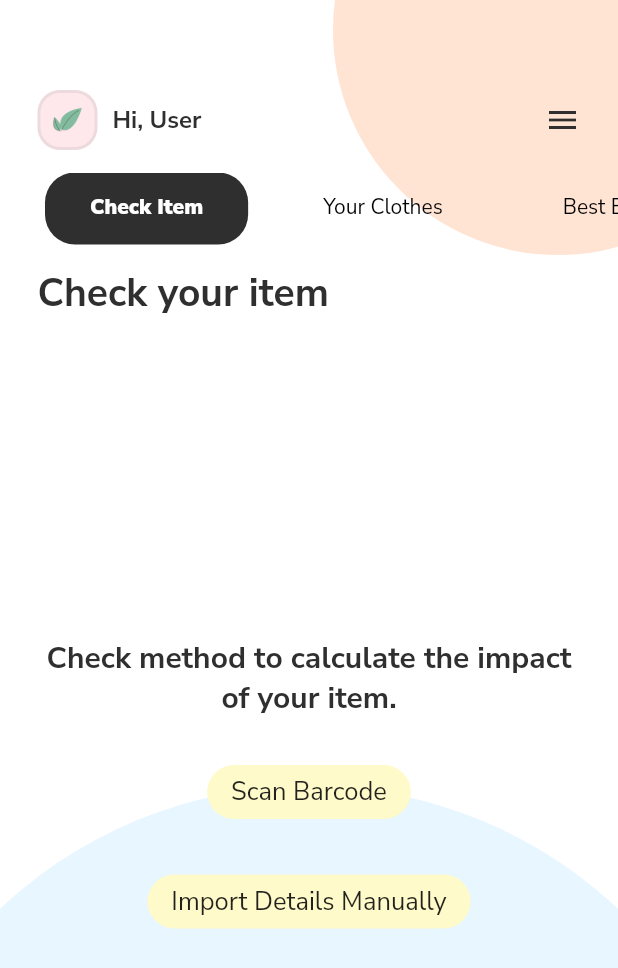
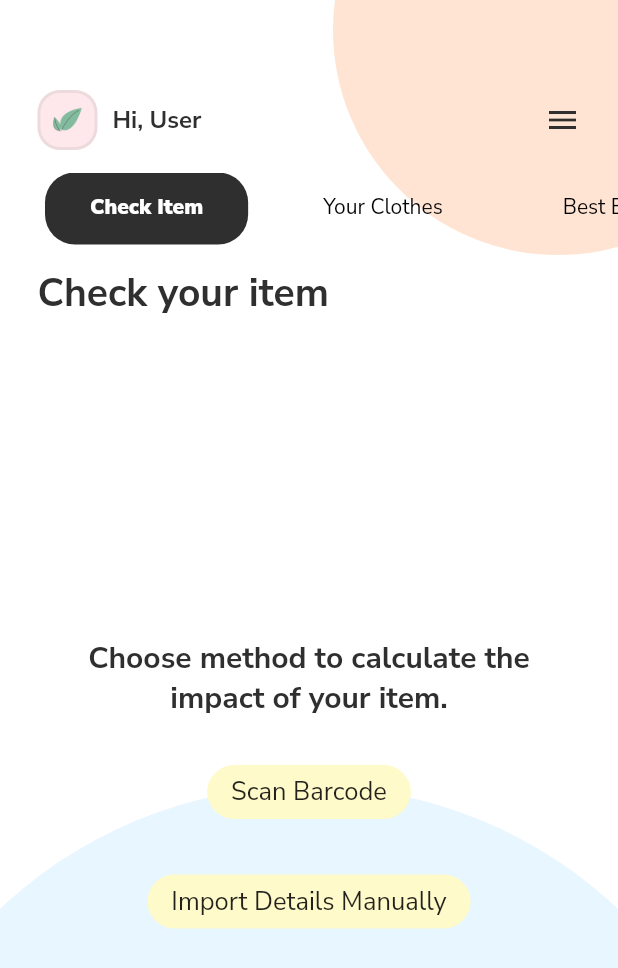
Before and after one commit to michalispistos/Carbon-Footprint-Calculator, a Flutter app: the screen it shows after launch, on a phone screen of 412 x 824 dp. Shown: the top 968 px of the screen. Run offline on Flutter 3.47's test engine with Material 2 defaults, Android fonts, the phone set to English and light mode, and no system bars; our stand-ins replace fl_chart, flutter_html; missing offline and left inert: flutter_barcode_scanner.

Commit message:
Fixed spelling error

```diff
--- a/lib/screens/check_item.dart
+++ b/lib/screens/check_item.dart
@@ -190,7 +190,7 @@ class _CheckItemStartState extends State<CheckItemStart> {
         child: Row(mainAxisAlignment: MainAxisAlignment.center, children: [
           Flexible(
               child: Text(
-            "Check method to calculate the impact of your item.",
+            "Choose method to calculate the impact of your item.",
             textAlign: TextAlign.center,
             style: themeData.textTheme.headline3,
           ))
```
